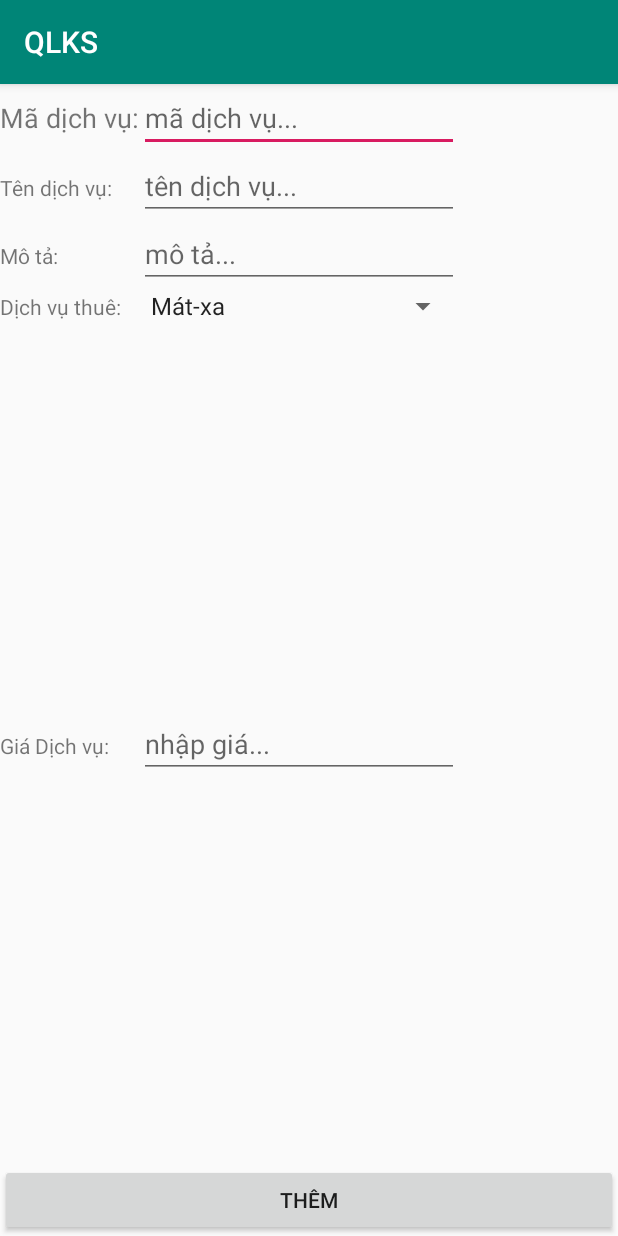
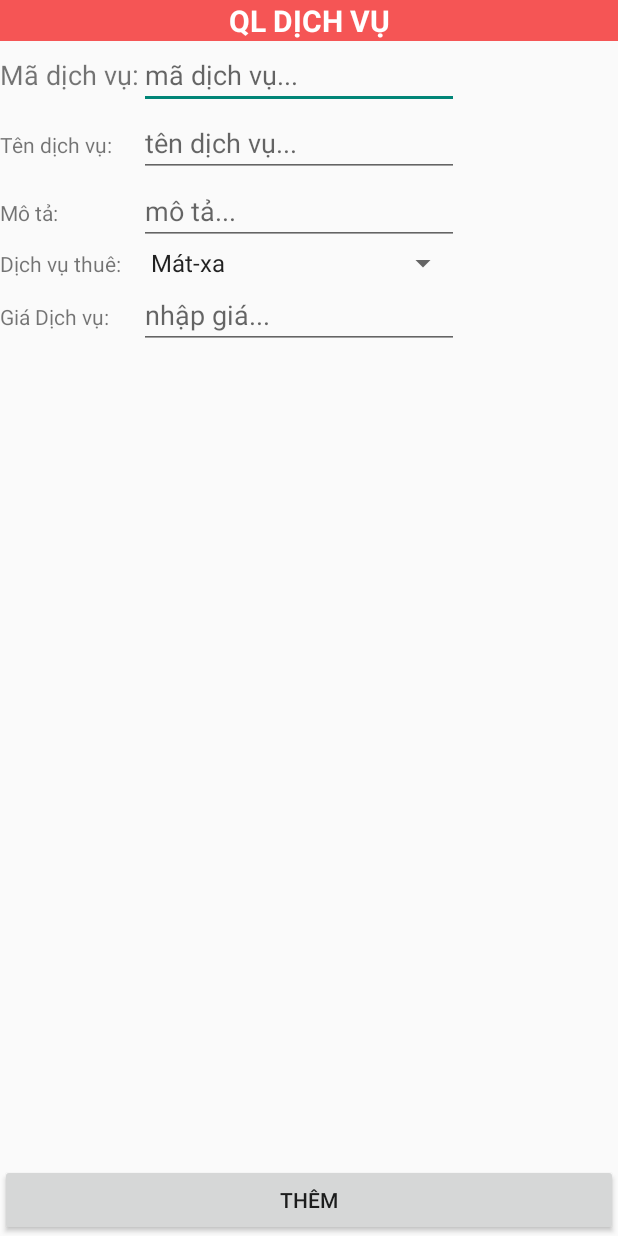
Before and after one commit to trvthanh/Android_QLKS, an Android app: the QLDVActivity screen opened directly, with no data from a screen before it, after a tap on "THÊM DỊCH VỤ", on a phone screen of 412 x 824 dp. Run offline under Robolectric (Android 15) with nearby library versions, the phone set to English and light mode, and no system bars.

Commit message:
Tinh - sửa layout QLDV

```diff
--- a/app/src/main/java/com/trvthanh/qlks/QLDVActivity.java
+++ b/app/src/main/java/com/trvthanh/qlks/QLDVActivity.java
@@ -12,15 +12,18 @@ import android.widget.AdapterView;
 import android.widget.ArrayAdapter;
 import android.widget.Button;
 import android.widget.ListView;
+import android.widget.Spinner;
 
 import java.util.ArrayList;
 
 public class QLDVActivity extends Activity {
 
     private Button btnthemdv;
+    private Spinner spnDVT;
     private ListView listdv;
-    private ArrayList<DichVu> allDichVu;
-    private ArrayAdapter<DichVu> arrayAdapter;
+    private ArrayList<DichVu> allDichVu ;
+    private dichvuAdapter arrayAdapter;
+    Database db;
 
     public static final String MADV = "MaDichVu";
     public static final String TENDV = "TenDichVu";
@@ -28,7 +31,7 @@ public class QLDVActivity extends Activity {
     public static final String DVT = "DichVuThue";
     public static final String GIA = "Gia";
 
-    Database db;
+
 
     @Override
     protected void onCreate(Bundle savedInstanceState) {
@@ -47,14 +50,29 @@ public class QLDVActivity extends Activity {
             }
         });
 
+
+
         //lay tat ca dich vu
 
         allDichVu = new ArrayList<>();
         allDichVu.addAll(db.getAllDichvu());
 
         listdv = findViewById(R.id.listdv);
-        arrayAdapter = new ArrayAdapter<>(this, android.R.layout.simple_list_item_1, allDichVu);
+        arrayAdapter = new dichvuAdapter(this, R.layout.activity_dichvu_adapter, allDichVu);
         listdv.setAdapter(arrayAdapter);
+
+        /*spnDVT.setOnItemSelectedListener(new AdapterView.OnItemSelectedListener() {
+            @Override
+            public void onItemSelected(AdapterView<?> parent, View view, int position, long id) {
+                arrayAdapter.clear();
+                arrayAdapter.addAll(db.getAllDV((String)spnDVT.getItemAtPosition(position)));
+            }
+
+            @Override
+            public void onNothingSelected(AdapterView<?> parent) {
+
+            }
+        });*/
 
         listdv.setOnItemClickListener(new AdapterView.OnItemClickListener() {
             @Override
--- /dev/null
+++ b/app/src/main/java/com/trvthanh/qlks/dichvuAdapter.java
@@ -0,0 +1,91 @@
+package com.trvthanh.qlks;
+
+import android.app.Activity;
+import android.content.Context;
+import android.graphics.Color;
+import android.support.v7.app.AppCompatActivity;
+import android.os.Bundle;
+import android.view.LayoutInflater;
+import android.view.View;
+import android.view.ViewGroup;
+import android.widget.ArrayAdapter;
+import android.widget.ImageView;
+import android.widget.TextView;
+
+import java.util.List;
+
+
+public class dichvuAdapter extends ArrayAdapter<DichVu> {
+
+    /*public DichvuAdapter(Context context, int resource) {
+        super(context, resource);
+    }*/
+    Activity context;
+    int resource;
+    List<DichVu> objects;
+
+    public dichvuAdapter(Activity context, int resource,List<DichVu> objects)
+    {
+        super(context, resource, objects);
+        this.context = context;
+        this.resource = resource;
+        this.objects = objects;
+    }
+
+    public View getView(int position, View convertView, ViewGroup parent)
+    {
+        LayoutInflater inflater = context.getLayoutInflater();
+        View view = inflater.inflate(this.resource, null);
+
+        //dòng lệnh lấy TextView ra để hiển thị Mã và tên lên
+        final TextView txtmadv =
+                view.findViewById(R.id.txtmadv1);
+        final TextView txttendv1 = (TextView)
+                view.findViewById(R.id.txttendv1);
+        final TextView txtgia = (TextView)
+                view.findViewById(R.id.txtgia2);
+        //lấy ra phong thứ position
+        final DichVu dv = this.objects.get(position);
+        //đưa thông tin lên TextView
+        //emp.toString() sẽ trả về Id và Name
+        txtmadv.setText("Phòng: "+dv.getMaDV());
+        txttendv1.setText("Tên dịch vụ: "+ dv.getTenDV());
+        txtgia.setText(dv.getGia() + " vnđ" +
+                "" +
+                " " +
+                "" +
+                "" +
+                "");
+
+        final ImageView imgitem1 = view.findViewById(R.id.tvavartar);
+        if (dv.getDVT().equals("Mát-xa")) {
+            imgitem1.setImageResource(R.drawable.massage);
+        }
+        else
+        {
+            if(dv.getDVT().equals("Buffet sáng"))
+            {
+                imgitem1.setImageResource(R.drawable.bfs);
+            }
+            else
+            {
+                if(dv.getDVT().equals("Buffet tối"))
+            {
+                imgitem1.setImageResource(R.drawable.bft);
+            }
+            else
+            {
+                imgitem1.setImageResource(R.drawable.carrental);
+            }
+            }
+        }
+        return view;
+
+    }
+
+    /*@Override
+    protected void onCreate(Bundle savedInstanceState) {
+        super.onCreate(savedInstanceState);
+        setContentView(R.layout.activity_dichvu_adapter);
+    }*/
+}
--- a/app/src/main/res/layout/activity_them_dich_vu.xml
+++ b/app/src/main/res/layout/activity_them_dich_vu.xml
@@ -6,7 +6,11 @@
     android:layout_height="match_parent"
     android:orientation="vertical"
     tools:context=".ThemDichVuActivity">
-
+    <TextView
+        android:id="@+id/txtDV"
+        style="@style/header"
+        android:layout_gravity="center"
+        android:text="QL DỊCH VỤ" />
     <TableRow
         android:layout_width="match_parent"
         android:layout_height="wrap_content">
@@ -72,7 +76,7 @@
     <TableRow
         android:layout_width="match_parent"
         android:layout_height="match_parent"
-        android:layout_weight="1">
+        >
 
         <TextView
             android:id="@+id/textView2"
--- a/app/src/main/res/layout/chitietdv_activity.xml
+++ b/app/src/main/res/layout/chitietdv_activity.xml
@@ -6,7 +6,11 @@
     android:layout_height="match_parent"
     android:orientation="vertical"
     tools:context=".ThemDichVuActivity">
-
+    <TextView
+        android:id="@+id/txtDV"
+        style="@style/header"
+        android:layout_gravity="center"
+        android:text="QL DỊCH VỤ" />
     <TableRow
         android:layout_width="match_parent"
         android:layout_height="wrap_content">
```
Also changed, not shown: app/src/main/AndroidManifest.xml (+6 -5 lines), app/src/main/java/com/trvthanh/qlks/Database.java (+29 -0 lines), app/src/main/res/layout/activity_dichvu_adapter.xml (added, +45 -0 lines), app/src/main/res/layout/qldv_layout.xml (+8 -14 lines), app/src/main/res/drawable/bfs.png (added), app/src/main/res/drawable/bft.png (added), app/src/main/res/drawable/carrental.png (added), app/src/main/res/drawable/massage.png (added).
